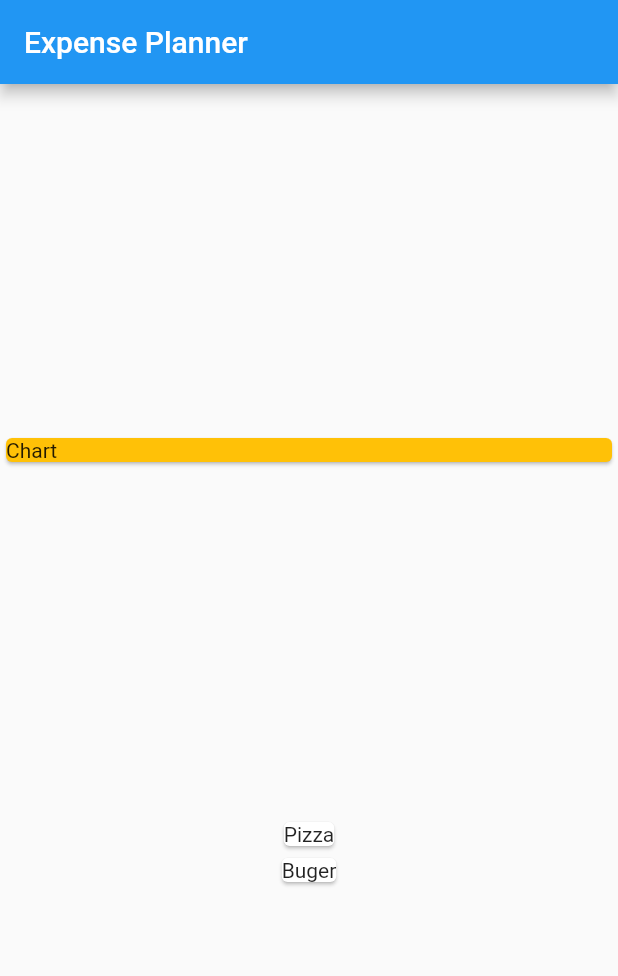
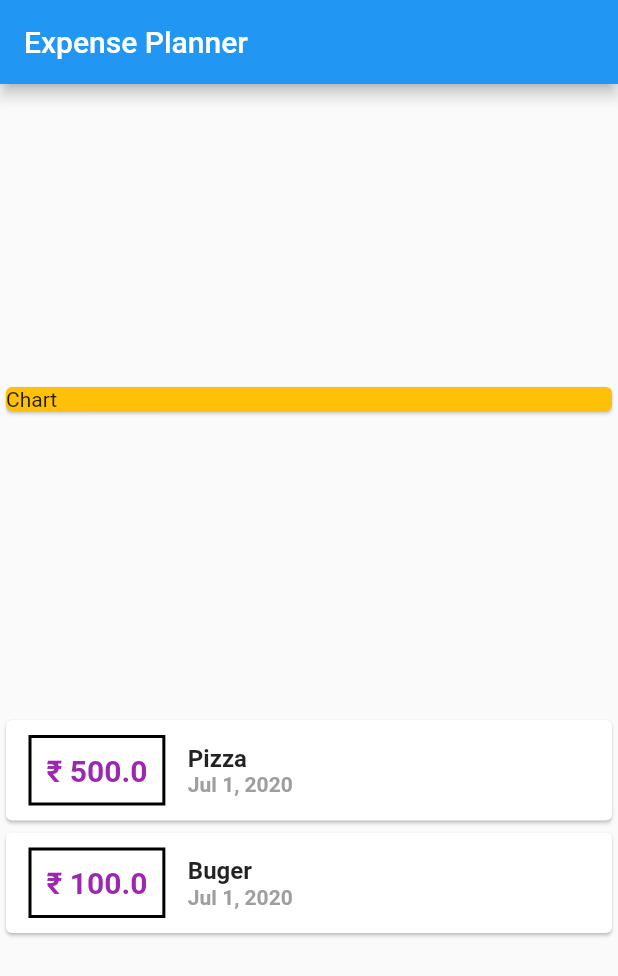
Before and after one commit to AstroEngineeer/Expense_Planner_App, a Flutter app: the screen it shows after launch, on a phone screen of 412 x 824 dp. Shown: the top 976 px of the screen. Run offline on Flutter 3.47's test engine with Material 2 defaults, Android fonts, the phone set to English and light mode, and no system bars.

Commit message:
AFTER DATEFORMATTING

```diff
--- a/lib/main.dart
+++ b/lib/main.dart
@@ -1,5 +1,6 @@
 import 'package:Expense_Planner_App/Transcation.dart';
 import 'package:flutter/material.dart';
+import 'package:intl/intl.dart';
 
 void main(List<String> args) {
   runApp(MyApp());
@@ -16,7 +17,7 @@ class MyApp extends StatelessWidget {
 }
 
 class MyAppHome extends StatelessWidget {
-  List transcations = <Transcation>[
+  final List transcations = <Transcation>[
     Transcation(id: "t1", title: "Pizza", amt: 500, date: DateTime.now()),
     Transcation(id: "t2", title: "Buger", amt: 100, date: DateTime.now())
   ];
@@ -40,7 +41,45 @@ class MyAppHome extends StatelessWidget {
           ),
           Column(
               children: transcations.map((tx) {
-            return Card(child: Text(tx.title));
+            return Card(
+                child: Row(
+              children: <Widget>[
+                Container(
+                  child: Text("₹ ${tx.amt}",
+                      style: TextStyle(
+                          color: Colors.purple,
+                          fontWeight: FontWeight.bold,
+                          fontSize: 20)),
+                  margin: EdgeInsets.symmetric(horizontal: 15, vertical: 10),
+                  padding: EdgeInsets.all(10),
+                  decoration: BoxDecoration(
+                    border: Border.all(
+                        color: Colors.black,
+                        style: BorderStyle.solid,
+                        width: 2),
+                  ),
+                ),
+                Column(
+                  crossAxisAlignment: CrossAxisAlignment.start,
+                  children: <Widget>[
+                    Container(
+                        child: Text(
+                      tx.title,
+                      style:
+                          TextStyle(fontSize: 16, fontWeight: FontWeight.bold),
+                    )),
+                    Container(
+                        child: Text(
+                      DateFormat.yMMMd().format(tx.date),
+                      style: TextStyle(
+                          color: Colors.grey,
+                          fontSize: 14,
+                          fontWeight: FontWeight.bold),
+                    )),
+                  ],
+                )
+              ],
+            ));
           }).toList())
         ],
       ),
--- a/pubspec.yaml
+++ b/pubspec.yaml
@@ -23,7 +23,7 @@ environment:
 dependencies:
   flutter:
     sdk: flutter
-
+  intl: ^0.16.1
 
   # The following adds the Cupertino Icons font to your application.
   # Use with the CupertinoIcons class for iOS style icons.
```
Also changed, not shown: pubspec.lock.
